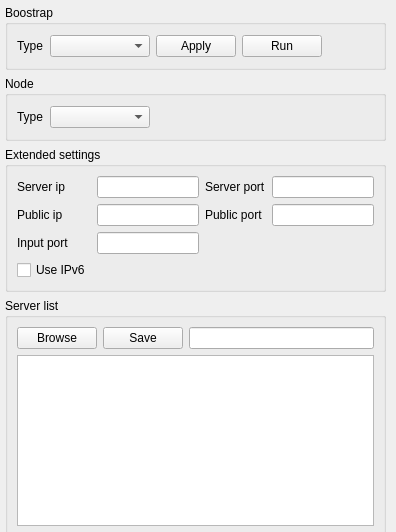
The window that src/ui/configurator.ui (CREDITSCOM/configurator) describes before a commit, drawn with Qt 5.
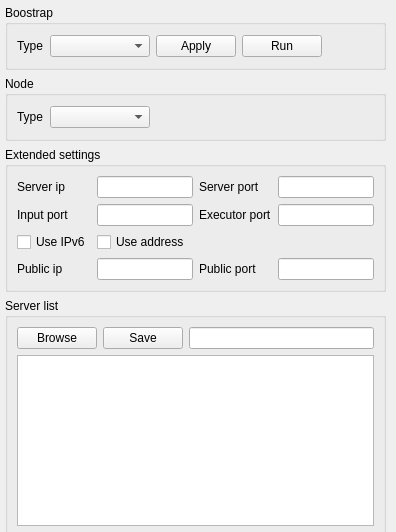
The same window after the commit.

Commit message: Redesign ui, add many checks, fix issues.

```diff
--- a/src/ui/configurator.ui
+++ b/src/ui/configurator.ui
@@ -197,20 +197,6 @@
       <layout class="QVBoxLayout" name="verticalLayout_2">
        <item>
         <layout class="QGridLayout" name="gridLayout">
-         <item row="3" column="0">
-          <widget class="QCheckBox" name="ipv6CheckBox">
-           <property name="text">
-            <string>Use IPv6</string>
-           </property>
-          </widget>
-         </item>
-         <item row="1" column="2">
-          <widget class="QLabel" name="outputPortLabel">
-           <property name="text">
-            <string>Public port</string>
-           </property>
-          </widget>
-         </item>
          <item row="0" column="0">
           <widget class="QLabel" name="serverIpLabel">
            <property name="text">
@@ -218,29 +204,6 @@
            </property>
           </widget>
          </item>
-         <item row="1" column="0">
-          <widget class="QLabel" name="outputIpLabel">
-           <property name="text">
-            <string>Public ip</string>
-           </property>
-          </widget>
-         </item>
-         <item row="1" column="3">
-          <widget class="QLineEdit" name="outputPortEdit"/>
-         </item>
-         <item row="2" column="0">
-          <widget class="QLabel" name="inputPortLabel">
-           <property name="text">
-            <string>Input port</string>
-           </property>
-          </widget>
-         </item>
-         <item row="1" column="1">
-          <widget class="QLineEdit" name="outputIpEdit"/>
-         </item>
-         <item row="2" column="1">
-          <widget class="QLineEdit" name="inputPortEdit"/>
-         </item>
          <item row="0" column="1">
           <widget class="QLineEdit" name="serverIpEdit"/>
          </item>
@@ -254,6 +217,60 @@
            </property>
           </widget>
          </item>
+         <item row="3" column="1">
+          <widget class="QLineEdit" name="outputIpEdit"/>
+         </item>
+         <item row="3" column="3">
+          <widget class="QLineEdit" name="outputPortEdit"/>
+         </item>
+         <item row="3" column="2">
+          <widget class="QLabel" name="outputPortLabel">
+           <property name="text">
+            <string>Public port</string>
+           </property>
+          </widget>
+         </item>
+         <item row="1" column="2">
+          <widget class="QLabel" name="executorPortLabel">
+           <property name="text">
+            <string>Executor port</string>
+           </property>
+          </widget>
+         </item>
+         <item row="2" column="0">
+          <widget class="QCheckBox" name="ipv6CheckBox">
+           <property name="text">
+            <string>Use IPv6</string>
+           </property>
+          </widget>
+         </item>
+         <item row="3" column="0">
+          <widget class="QLabel" name="outputIpLabel">
+           <property name="text">
+            <string>Public ip</string>
+           </property>
+          </widget>
+         </item>
+         <item row="1" column="0">
+          <widget class="QLabel" name="inputPortLabel">
+           <property name="text">
+            <string>Input port</string>
+           </property>
+          </widget>
+         </item>
+         <item row="1" column="1">
+          <widget class="QLineEdit" name="inputPortEdit"/>
+         </item>
+         <item row="1" column="3">
+          <widget class="QLineEdit" name="executorPortEdit"/>
+         </item>
+         <item row="2" column="1">
+          <widget class="QCheckBox" name="addressCheckBox">
+           <property name="text">
+            <string>Use address</string>
+           </property>
+          </widget>
+         </item>
         </layout>
        </item>
       </layout>
```
The commit also changes 5 other files.
